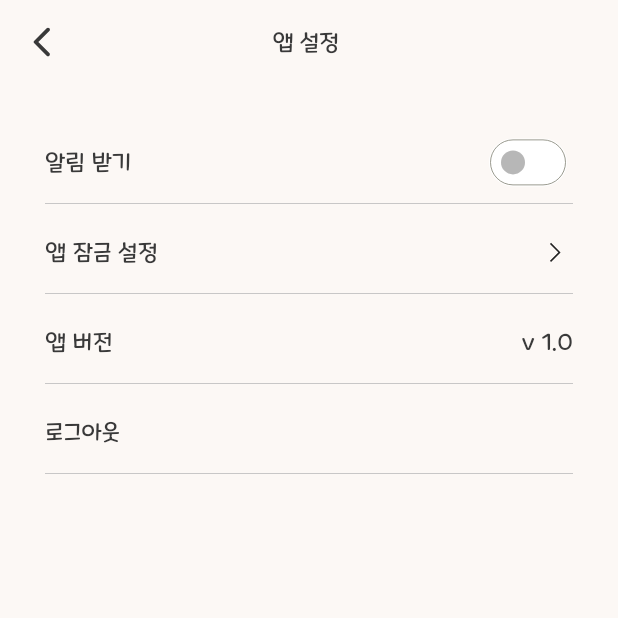
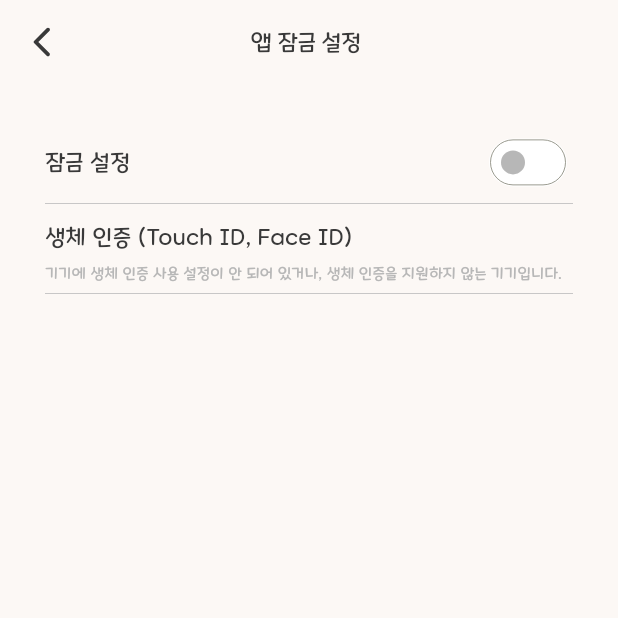
Before and after one commit to APP-Android2/FinalProject-woo_yeon_hi, a Flutter app: the AppSettingScreen screen opened directly, after a tap on "앱 잠금 설정", on a phone screen of 412 x 824 dp, the top half of it. Run offline on Flutter 3.47's test engine with Material 3 defaults, Android fonts, the phone set to English and light mode, and no system bars; our stand-ins replace card_swiper, flutter_datetime_picker_plus, flutter_svg, local_auth, material_floating_search_bar_2, modal_bottom_sheet and 3 more; missing offline and left inert: kakao_flutter_sdk_common, local_auth_android.

Commit message:
:lipstick: Add 앱 잠금설정 화면 UI
-생체 인증 가능 여부를 이전 화면에서 확인한 후, 빌드시 메뉴 항목을 다르게 나타나도록 설정하였습니다.
-생체인증화면 커스텀을 하지 못해서 글꼴과 모서리 등등이 기본형태입니다.
Related to:#10

```diff
--- a/lib/main.dart
+++ b/lib/main.dart
@@ -3,6 +3,7 @@ import 'package:woo_yeon_hi/screen/main_screen.dart';
 import 'package:woo_yeon_hi/style/color.dart';
 import 'package:intl/date_symbol_data_local.dart';
 import 'package:kakao_flutter_sdk_common/kakao_flutter_sdk_common.dart';
+import 'package:woo_yeon_hi/style/font.dart';
 
 void main() async{
   WidgetsFlutterBinding.ensureInitialized();
@@ -29,7 +30,7 @@ class _WooYeonHiState extends State<WooYeonHi> {
   Widget build(BuildContext context) {
     return MaterialApp(
       title: "WooYeonHi",
-      theme: ThemeData(
+        theme: ThemeData(
           colorScheme: ColorScheme.fromSeed(
               seedColor: ColorFamily.cream,
               brightness: Brightness.light
--- /dev/null
+++ b/lib/screen/more/app_lock_setting_screen.dart
@@ -0,0 +1,221 @@
+import 'package:flutter/cupertino.dart';
+import 'package:flutter/material.dart';
+import 'package:flutter/services.dart';
+import 'package:local_auth/local_auth.dart';
+import 'package:woo_yeon_hi/style/font.dart';
+
+import '../../style/color.dart';
+import '../../style/text_style.dart';
+import '../../widget/more/app_lock_top_app_bar.dart';
+import 'package:local_auth_android/local_auth_android.dart';
+
+class AppLockSettingScreen extends StatefulWidget {
+  final bool isBioAuthSupported;
+
+  AppLockSettingScreen({super.key, required this.isBioAuthSupported});
+
+  @override
+  State<AppLockSettingScreen> createState() => _AppLockSettingScreenState();
+}
+
+class _AppLockSettingScreenState extends State<AppLockSettingScreen> {
+  var _appLockActivated = false;
+  var _bioAuthActivated = false;
+
+  final LocalAuthentication auth = LocalAuthentication();
+  bool? _canCheckBiometrics;
+  bool _isAuthenticating = false;
+
+  Future<void> _checkBiometrics() async {
+    late bool canCheckBiometrics;
+    try {
+      canCheckBiometrics = await auth.canCheckBiometrics;
+    } on PlatformException catch (e) {
+      canCheckBiometrics = false;
+      print(e);
+    }
+    if (!mounted) {
+      return;
+    }
+
+    setState(() {
+      _canCheckBiometrics = canCheckBiometrics;
+    });
+  }
+
+  Future<void> _authenticateWithBiometrics() async {
+    bool authenticated = false;
+    try {
+      setState(() {
+        _isAuthenticating = true;
+      });
+      authenticated = await auth.authenticate(
+        authMessages: [
+          AndroidAuthMessages(
+            biometricHint: '',
+            biometricNotRecognized: '생체정보가 일치하지 않습니다.',
+            biometricRequiredTitle: '생체정보가 필요합니다.',
+            biometricSuccess: '스캔 완료',
+            cancelButton: '취소',
+            deviceCredentialsRequiredTitle: '생체정보가 필요합니다.',
+            deviceCredentialsSetupDescription: '기기 설정으로 이동하여 생체정보를 등록하세요.',
+            goToSettingsButton: '설정',
+            goToSettingsDescription: '기기 설정으로 이동하여 생체정보를 등록하세요.',
+            signInTitle: '생체정보 스캔',
+          )
+        ],
+        localizedReason:
+        '기기에 등록된 생체정보를 스캔해주세요.',
+        options: const AuthenticationOptions(
+          stickyAuth: true,
+          biometricOnly: true,
+        ),
+      );
+      setState(() {
+        _isAuthenticating = false;
+      });
+    } on PlatformException catch (e) {
+      print(e);
+      setState(() {
+        _isAuthenticating = false;
+      });
+      return;
+    }
+    if (!mounted) {
+      return;
+    }
+
+
+    Future<void> _cancelAuthentication() async {
+      await auth.stopAuthentication();
+      setState(() => _isAuthenticating = false);
+    }
+  }
+  @override
+  Widget build(BuildContext context) {
+    return Scaffold(
+        appBar: AppLockSettingTopAppBar(),
+        body: Container(
+            padding: EdgeInsets.all(20),
+            color: ColorFamily.cream,
+            child: Column(
+              children: [
+                Container(
+                    padding: EdgeInsets.symmetric(horizontal: 10),
+                    height: 60,
+                    child: Column(
+                      mainAxisAlignment: MainAxisAlignment.spaceBetween,
+                      children: [
+                        SizedBox(height: 5),
+                        Container(
+                          child: Row(
+                            mainAxisAlignment: MainAxisAlignment.spaceBetween,
+                            children: [
+                              Text("잠금 설정",
+                                  style: TextStyleFamily.smallTitleTextStyle),
+                              Switch(
+                                  value: _appLockActivated,
+                                  activeColor: ColorFamily.white,
+                                  activeTrackColor: ColorFamily.pink,
+                                  inactiveThumbColor: ColorFamily.gray,
+                                  inactiveTrackColor: ColorFamily.white,
+                                  trackOutlineWidth:
+                                      MaterialStatePropertyAll(0.5),
+                                  onChanged: (bool value) {
+                                    setState(() {
+                                      _appLockActivated = value;
+                                      // _appLockActivated
+                                      // ? Navigator.push(context, MaterialPageRoute(builder: (context) => PasswordSettingScreen()));
+                                      // : _bioAuthActivated = false;
+                                    });
+                                  }),
+                            ],
+                          ),
+                        ),
+                        Container(
+                          height: 0.5,
+                          child:
+                              Divider(color: ColorFamily.gray, thickness: 0.5),
+                        )
+                      ],
+                    )),
+                widget.isBioAuthSupported
+                    ? Container(
+                        padding: EdgeInsets.symmetric(horizontal: 10),
+                        height: 60,
+                        child: Column(
+                          mainAxisAlignment: MainAxisAlignment.spaceBetween,
+                          children: [
+                            SizedBox(height: 5),
+                            Container(
+                              child: Row(
+                                mainAxisAlignment:
+                                    MainAxisAlignment.spaceBetween,
+                                children: [
+                                  Text("생체 인증 (Touch ID, Face ID)",
+                                      style:
+                                          TextStyleFamily.smallTitleTextStyle),
+                                  Switch(
+                                      value: _bioAuthActivated,
+                                      activeColor: ColorFamily.white,
+                                      activeTrackColor: ColorFamily.pink,
+                                      inactiveThumbColor: ColorFamily.gray,
+                                      inactiveTrackColor: ColorFamily.white,
+                                      trackOutlineWidth:
+                                          MaterialStatePropertyAll(0.5),
+                                      onChanged: (bool value) {
+                                        setState(() {
+                                          _bioAuthActivated = value;
+                                        });
+                                        _bioAuthActivated
+                                        ? _authenticateWithBiometrics()
+                                        : null;
+                                      }),
+                                ],
+                              ),
+                            ),
+                            Container(
+                              height: 0.5,
+                              child: Divider(
+                                  color: ColorFamily.gray, thickness: 0.5),
+                            )
+                          ],
+                        ))
+                    : Container(
+                        padding: EdgeInsets.symmetric(horizontal: 10),
+                        height: 60,
+                        child: Column(
+                          mainAxisAlignment: MainAxisAlignment.spaceBetween,
+                          children: [
+                            SizedBox(height: 5),
+                            Container(
+                              child: Row(
+                                mainAxisAlignment:
+                                    MainAxisAlignment.spaceBetween,
+                                children: [
+                                  Text("생체 인증 (Touch ID, Face ID)",
+                                      style:
+                                          TextStyleFamily.smallTitleTextStyle),
+                                ],
+                              ),
+                            ),
+                            Align(
+                              alignment: Alignment.centerLeft,
+                              child: Text("기기에 생체 인증 사용 설정이 안 되어 있거나, 생체 인증을 지원하지 않는 기기입니다.",
+                                  style: TextStyle(
+                                      fontSize: 10,
+                                      fontFamily:
+                                      FontFamily.mapleStoryLight,
+                                      color: ColorFamily.gray)),
+                            ),
+                            Container(
+                              height: 0.5,
+                              child: Divider(
+                                  color: ColorFamily.gray, thickness: 0.5),
+                            )
+                          ],
+                        )),
+              ],
+            )));
+  }
+}
--- a/lib/screen/more/app_setting_screen.dart
+++ b/lib/screen/more/app_setting_screen.dart
@@ -1,9 +1,11 @@
 import 'package:flutter/material.dart';
 import 'package:flutter_svg/svg.dart';
+import 'package:local_auth/local_auth.dart';
 import 'package:woo_yeon_hi/widget/more/app_setting_top_app_bar.dart';
 
 import '../../style/color.dart';
 import '../../style/text_style.dart';
+import 'app_lock_setting_screen.dart';
 
 class AppSettingScreen extends StatefulWidget {
   const AppSettingScreen({super.key});
@@ -14,7 +16,18 @@ class AppSettingScreen extends StatefulWidget {
 
 class _AppSettingScreenState extends State<AppSettingScreen> {
 
+  final LocalAuthentication auth = LocalAuthentication();
+
   var _appNoticeActivated = false;
+  late bool _isSupported;
+
+  @override
+  void initState() {
+    super.initState();
+    auth.isDeviceSupported().then(
+          (bool isSupported) => setState(() => _isSupported = isSupported),
+    );
+  }
 
   @override
   Widget build(BuildContext context) {
@@ -47,7 +60,6 @@ class _AppSettingScreenState extends State<AppSettingScreen> {
                                     inactiveTrackColor: ColorFamily.white,
                                     trackOutlineWidth: MaterialStatePropertyAll(0.5),
                                     onChanged: (bool value) {
-                                      // This is called when the user toggles the switch.
                                       setState(() {
                                         _appNoticeActivated = value;
                                       });
@@ -70,7 +82,7 @@ class _AppSettingScreenState extends State<AppSettingScreen> {
                       color: ColorFamily.cream,
                       child: InkWell(
                         onTap: (){
-                          // Navigator.push(context, MaterialPageRoute(builder: (context) => AppLockSettingScreen()));
+                          Navigator.push(context, MaterialPageRoute(builder: (context) => AppLockSettingScreen(isBioAuthSupported: _isSupported)));
                         },
                         child: Column(
                           mainAxisAlignment: MainAxisAlignment.spaceBetween,
--- /dev/null
+++ b/lib/widget/more/app_lock_top_app_bar.dart
@@ -0,0 +1,32 @@
+import 'package:flutter/material.dart';
+import 'package:flutter_svg/flutter_svg.dart';
+import 'package:woo_yeon_hi/style/color.dart';
+import 'package:woo_yeon_hi/style/text_style.dart';
+
+class AppLockSettingTopAppBar extends StatefulWidget implements PreferredSizeWidget{
+  const AppLockSettingTopAppBar({super.key});
+
+  @override
+  State<AppLockSettingTopAppBar> createState() => _AppLockSettingTopAppBarState();
+
+  @override
+  Size get preferredSize => const Size.fromHeight(kToolbarHeight);
+}
+
+class _AppLockSettingTopAppBarState extends State<AppLockSettingTopAppBar> {
+  @override
+  Widget build(BuildContext context) {
+    return AppBar(
+      surfaceTintColor: ColorFamily.cream,
+      backgroundColor: ColorFamily.cream,
+      centerTitle: true,
+      title: const Text("앱 잠금 설정 ", style: TextStyleFamily.appBarTitleLightTextStyle,),
+      leading: IconButton(
+        onPressed: () {
+          Navigator.pop(context);
+        },
+        icon: SvgPicture.asset('lib/assets/icons/arrow_back.svg'),
+      ),
+    );
+  }
+}
--- a/pubspec.yaml
+++ b/pubspec.yaml
@@ -49,6 +49,8 @@ dependencies:
   kakao_flutter_sdk: ^1.9.2
   material_floating_search_bar_2: ^0.5.0
   flutter_datetime_picker_plus: ^2.2.0
+  local_auth: ^2.2.0
+  local_auth_android: ^1.0.38
 
 dev_dependencies:
   flutter_test:
```
Also changed, not shown: pubspec.lock, 1 other file.
